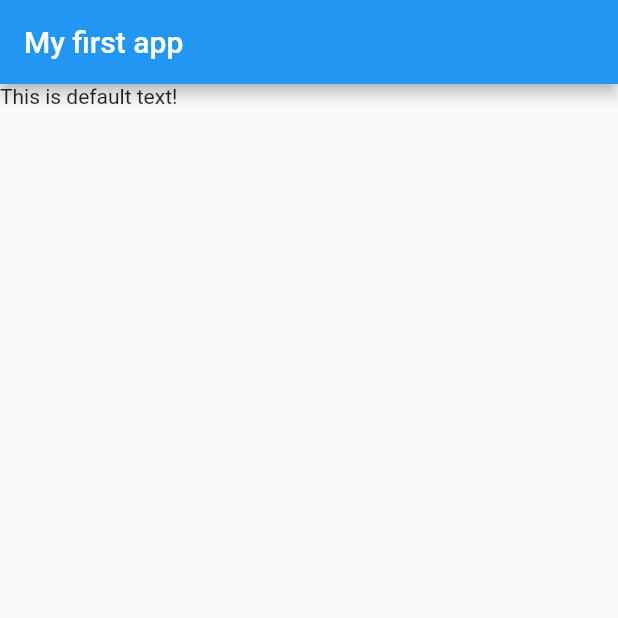
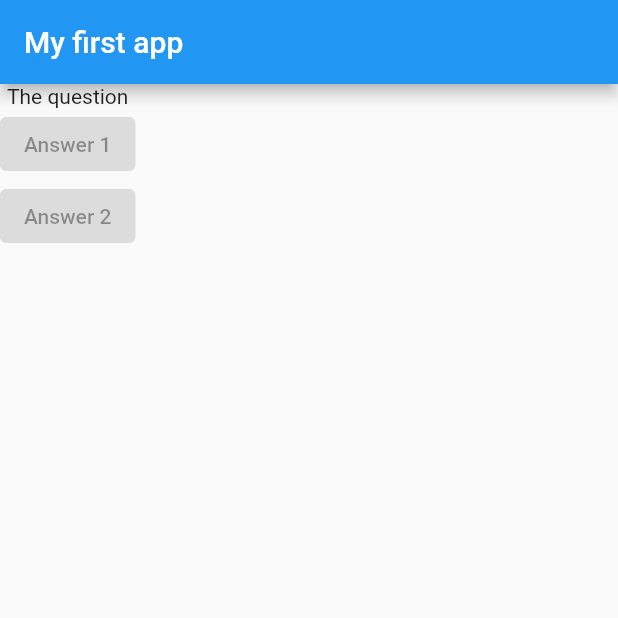
Before and after one commit to abdullahaahmed0539/Flutter-quiz-app, a Flutter app: the screen it shows after launch, on a phone screen of 412 x 824 dp, the top half of it. Run offline on Flutter 3.47's test engine with Material 2 defaults, Android fonts, the phone set to English and light mode, and no system bars.

```diff
--- a/lib/main.dart
+++ b/lib/main.dart
@@ -5,11 +5,25 @@ void main () => runApp(MyApp());
 
 class MyApp extends StatelessWidget{
   @override
-  Widget build(BuildContext context) => MaterialApp(
-    home: Scaffold(
-      appBar: AppBar(title: Text('My first app'),),
-      body: Text('This is default text!'),
-    ),
-  );
+  Widget build(BuildContext context) {
+    var questions = [
+      'What\'s your favourite color?',
+      'What\'s your favourite animal?',
+    ];
 
+    return MaterialApp(
+      home: Scaffold(
+        appBar: AppBar(
+          title: Text('My first app'),
+        ),
+        body: Column(
+          children: [
+            Text('The question'),
+            ElevatedButton(child: Text('Answer 1'), onPressed: null,),
+            ElevatedButton(child: Text('Answer 2'), onPressed: null,),
+          ]
+        ),
+      ),
+    );
+  }
 }
```
